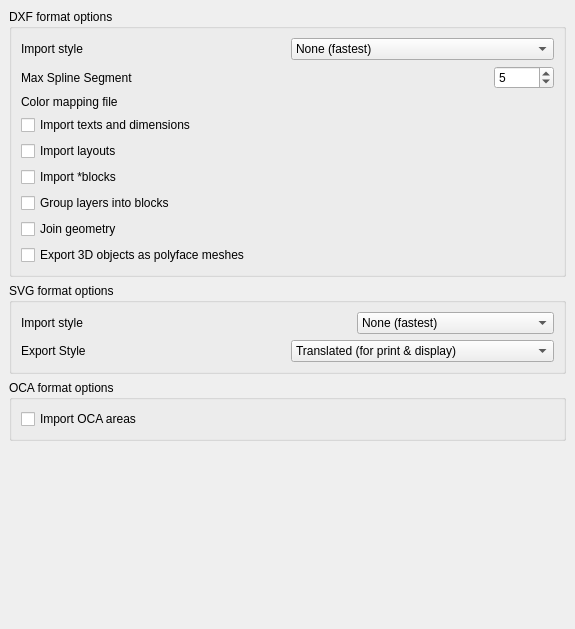
5263/FreeCAD, file src/Mod/Draft/Resources/ui/userprefs-import.ui: the form before one commit.
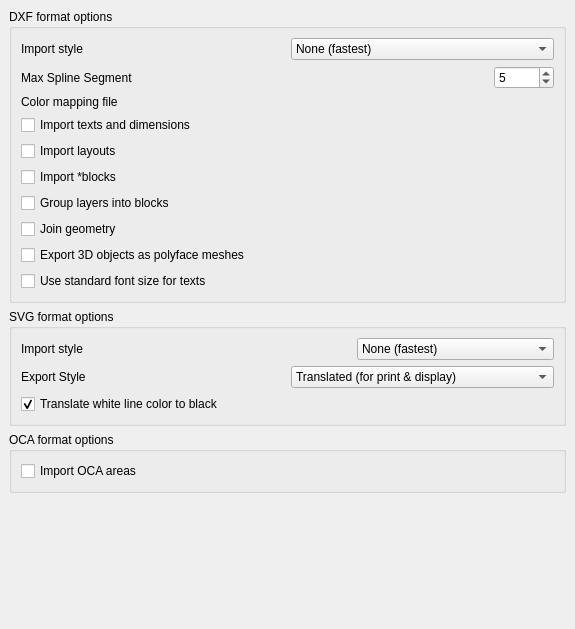
The form after the commit. Custom widgets are drawn as their Qt base class.

Diff of the .ui file:
```diff
--- a/src/Mod/Draft/Resources/ui/userprefs-import.ui
+++ b/src/Mod/Draft/Resources/ui/userprefs-import.ui
@@ -280,6 +280,26 @@
         </item>
        </layout>
       </item>
+      <item>
+       <layout class="QHBoxLayout" name="horizontalLayout_11">
+        <item>
+         <widget class="Gui::PrefCheckBox" name="gui::prefcheckbox_8">
+          <property name="toolTip">
+           <string>If this is checked, imported texts will get the standard Draft text size, instead of the size they have in the DXF document</string>
+          </property>
+          <property name="text">
+           <string>Use standard font size for texts</string>
+          </property>
+          <property name="prefEntry" stdset="0">
+           <cstring>dxfStdSize</cstring>
+          </property>
+          <property name="prefPath" stdset="0">
+           <cstring>Mod/Draft</cstring>
+          </property>
+         </widget>
+        </item>
+       </layout>
+      </item>
      </layout>
     </widget>
    </item>
@@ -393,6 +413,29 @@
         </item>
        </layout>
       </item>
+      <item>
+       <layout class="QHBoxLayout" name="horizontalLayout_10">
+        <item>
+         <widget class="Gui::PrefCheckBox" name="gui::prefcheckbox_6">
+          <property name="toolTip">
+           <string>When exporting SVG views, make all white linework appear in black, for better readability against white backgrounds</string>
+          </property>
+          <property name="text">
+           <string>Translate white line color to black</string>
+          </property>
+          <property name="checked">
+           <bool>true</bool>
+          </property>
+          <property name="prefEntry" stdset="0">
+           <cstring>SvgLinesBlack</cstring>
+          </property>
+          <property name="prefPath" stdset="0">
+           <cstring>Mod/Draft</cstring>
+          </property>
+         </widget>
+        </item>
+       </layout>
+      </item>
      </layout>
     </widget>
    </item>
```
